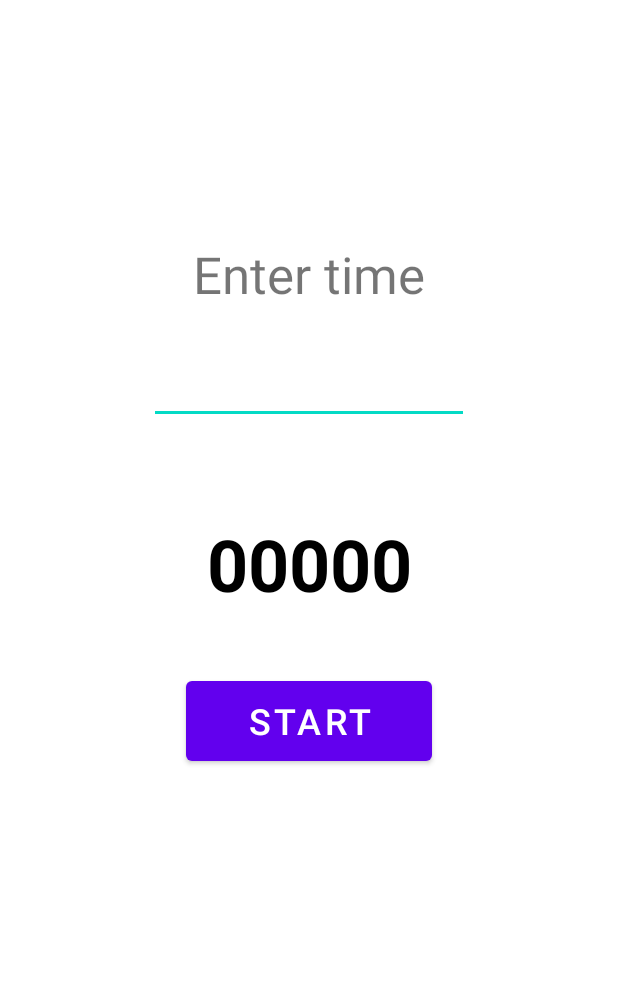
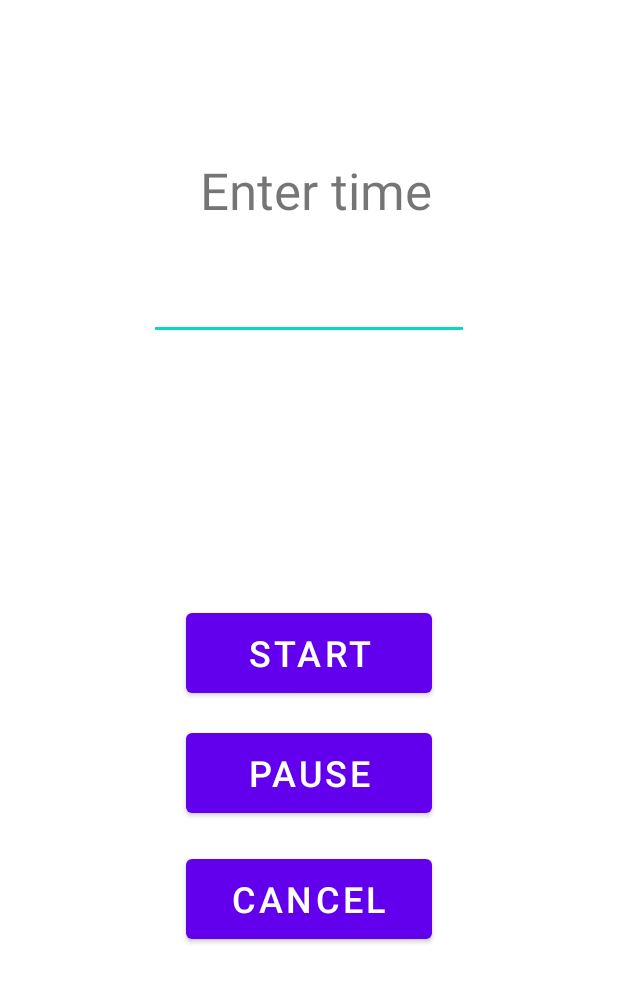
Before and after one commit to KholodNadejda/HW17Timer, an Android app: the layout activity_main.xml on its own in the app's theme, with its tools: preview values and no code run, on a phone screen of 412 x 824 dp. Shown: the top 982 px of the screen. Run offline under Robolectric (Android 15) with nearby library versions, the phone set to English and light mode, and no system bars.

```diff
--- a/app/src/main/AndroidManifest.xml
+++ b/app/src/main/AndroidManifest.xml
@@ -1,6 +1,10 @@
 <?xml version="1.0" encoding="utf-8"?>
 <manifest xmlns:android="http://schemas.android.com/apk/res/android"
     package="com.example.hw17timer">
+
+    <uses-permission android:name="android.permission.VIBRATE" />
+    <uses-permission android:name="android.permission.ACCESS_NETWORK_STATE" />
+    <uses-permission android:name="android.permission.INTERNET" />
 
     <application
         android:allowBackup="true"
--- a/app/src/main/res/layout/activity_main.xml
+++ b/app/src/main/res/layout/activity_main.xml
@@ -6,13 +6,26 @@
     android:layout_height="match_parent"
     tools:context=".MainActivity">
 
+    <Button
+        android:id="@+id/btCancel"
+        android:layout_width="164dp"
+        android:layout_height="65dp"
+        android:layout_marginStart="32dp"
+        android:layout_marginTop="204dp"
+        android:layout_marginEnd="32dp"
+        android:text="cancel"
+        android:textSize="24sp"
+        app:layout_constraintEnd_toEndOf="@+id/tvTimer"
+        app:layout_constraintHorizontal_bias="0.505"
+        app:layout_constraintStart_toStartOf="@+id/tvTimer"
+        app:layout_constraintTop_toBottomOf="@+id/tvTimer" />
+
     <TextView
         android:id="@+id/tvTimer"
         android:layout_width="wrap_content"
         android:layout_height="wrap_content"
         android:layout_marginTop="32dp"
         android:layout_marginBottom="296dp"
-        android:text="00000"
         android:textColor="#000000"
         android:textSize="48sp"
         android:textStyle="bold"
@@ -36,6 +49,20 @@
         app:layout_constraintStart_toStartOf="@+id/tvTimer"
         app:layout_constraintTop_toBottomOf="@+id/tvTimer" />
 
+    <Button
+        android:id="@+id/btPause"
+        android:layout_width="164dp"
+        android:layout_height="65dp"
+        android:layout_marginStart="32dp"
+        android:layout_marginTop="120dp"
+        android:layout_marginEnd="32dp"
+        android:text="pause"
+        android:textSize="24sp"
+        app:layout_constraintEnd_toEndOf="@+id/tvTimer"
+        app:layout_constraintHorizontal_bias="0.505"
+        app:layout_constraintStart_toStartOf="@+id/tvTimer"
+        app:layout_constraintTop_toBottomOf="@+id/tvTimer" />
+
     <EditText
         android:id="@+id/edTimeForTimer"
         android:layout_width="wrap_content"
@@ -52,12 +79,12 @@
         android:id="@+id/textView3"
         android:layout_width="wrap_content"
         android:layout_height="wrap_content"
-        android:layout_marginTop="160dp"
+        android:layout_marginTop="104dp"
         android:text="Enter time"
         android:textSize="34sp"
+        app:layout_constraintHorizontal_bias="0.517"
         app:layout_constraintLeft_toLeftOf="parent"
         app:layout_constraintRight_toRightOf="parent"
-        app:layout_constraintTop_toTopOf="parent"
-        tools:layout_editor_absoluteX="128dp" />
+        app:layout_constraintTop_toTopOf="parent" />
 
 </androidx.constraintlayout.widget.ConstraintLayout>
--- a/build.gradle
+++ b/build.gradle
@@ -5,7 +5,7 @@ buildscript {
         mavenCentral()
     }
     dependencies {
-        classpath "com.android.tools.build:gradle:7.0.4"
+        classpath 'com.android.tools.build:gradle:7.1.1'
         classpath "org.jetbrains.kotlin:kotlin-gradle-plugin:1.6.10"
 
         // NOTE: Do not place your application dependencies here; they belong
```
Also changed, not shown: app/src/main/java/com/example/hw17timer/MainActivity.kt (+70 -16 lines), gradle/wrapper/gradle-wrapper.properties.
